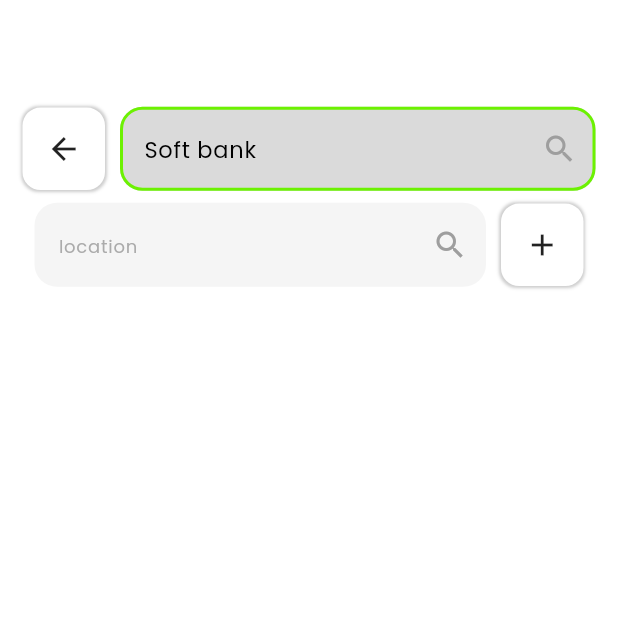
After one commit to Christentimmy/Rider-Eco, a Flutter app: the SoureDestinationScreen screen opened directly, on a phone screen of 412 x 824 dp, the top half of it. The commit adds this screen. Run offline on Flutter 3.47's test engine with Material 3 defaults, Android fonts, the phone set to English and light mode, and no system bars; our stand-ins replace country_code_picker, flutter_svg, get, google_fonts, image_picker, pinput.

Commit message:
source and destination

```diff
--- a/lib/pages/home/home_screen.dart
+++ b/lib/pages/home/home_screen.dart
@@ -1,6 +1,8 @@
 import 'package:flutter/material.dart';
 import 'package:get/get.dart';
+import 'package:rider/pages/home/soure_destination_screen.dart';
 import 'package:rider/resources/colors.dart';
+import 'package:rider/widgets/build_icon_button.dart';
 import 'package:rider/widgets/custom_textfield.dart';
 
 class HomeScreen extends StatelessWidget {
@@ -19,32 +21,19 @@
             height: Get.height,
             fit: BoxFit.cover,
           ),
-          _buildIconButton(),
+          Padding(
+            padding: const EdgeInsets.symmetric(
+              horizontal: 15,
+              vertical: 50,
+            ),
+            child: buildIconButton(
+              icon: Icons.menu,
+              onTap: () {},
+            ),
+          ),
           _buildBottomWidget(),
         ],
       ),
-    );
-  }
-
-  Container _buildIconButton() {
-    return Container(
-      height: 45,
-      width: 45,
-      margin: const EdgeInsets.symmetric(
-        horizontal: 15,
-        vertical: 50,
-      ),
-      decoration: BoxDecoration(
-          borderRadius: BorderRadius.circular(12),
-          color: Colors.white,
-          boxShadow: [
-            BoxShadow(
-              color: Colors.black.withOpacity(0.2),
-              blurRadius: 1,
-              spreadRadius: 1,
-            ),
-          ]),
-      child: const Icon(Icons.menu),
     );
   }
 
@@ -104,6 +93,7 @@
 
   ListTile _buildListTile() {
     return ListTile(
+      onTap: () => Get.to(() => SoureDestinationScreen()),
       contentPadding: EdgeInsets.zero,
       minTileHeight: 40,
       leading: Container(
--- /dev/null
+++ b/lib/pages/home/soure_destination_screen.dart
@@ -0,0 +1,122 @@
+import 'package:flutter/material.dart';
+import 'package:get/get.dart';
+import 'package:pinput/pinput.dart';
+import 'package:rider/resources/colors.dart';
+import 'package:rider/widgets/build_icon_button.dart';
+import 'package:rider/widgets/custom_textfield.dart';
+
+class SoureDestinationScreen extends StatefulWidget {
+  const SoureDestinationScreen({super.key});
+
+  @override
+  State<SoureDestinationScreen> createState() => _SoureDestinationScreenState();
+}
+
+class _SoureDestinationScreenState extends State<SoureDestinationScreen> {
+  final _fromController = TextEditingController();
+
+  final _inputFields = RxList();
+
+  @override
+  void initState() {
+    _inputFields.add(null);
+    super.initState();
+  }
+
+  @override
+  Widget build(BuildContext context) {
+    return Scaffold(
+      backgroundColor: Colors.white,
+      body: SingleChildScrollView(
+        child: Padding(
+          padding: const EdgeInsets.symmetric(
+            horizontal: 15,
+            vertical: 30,
+          ),
+          child: Column(
+            children: [
+              SizedBox(height: Get.height * 0.05),
+              Row(
+                children: [
+                  buildIconButton(
+                    icon: Icons.arrow_back,
+                    onTap: () {},
+                    height: 55,
+                    width: 55,
+                  ),
+                  const SizedBox(width: 10),
+                  Expanded(
+                    child: CustomTextField(
+                      hintText: "Soft bank",
+                      enabledBorder: OutlineInputBorder(
+                          borderRadius: BorderRadius.circular(15),
+                          borderSide: const BorderSide(
+                            width: 2,
+                            color: AppColors.primaryColor,
+                          )),
+                      hintStyle: const TextStyle(
+                        color: Colors.black,
+                        fontSize: 15,
+                      ),
+                      textController: _fromController,
+                      bgColor: const Color(0xffDADADA),
+                      suffixIcon: Icons.search,
+                    ),
+                  ),
+                ],
+              ),
+              Obx(
+                () => ListView.builder(
+                  shrinkWrap: true,
+                  physics: const NeverScrollableScrollPhysics(),
+                  itemCount: _inputFields.length,
+                  itemBuilder: (context, index) {
+                    return Dismissible(
+                      key: ValueKey(index),
+                      onDismissed: (direction) {
+                        _inputFields.removeAt(index);
+                      },
+                      child: Padding(
+                        padding: const EdgeInsets.all(8.0),
+                        child: Row(
+                          children: [
+                            Expanded(
+                              child: CustomTextField(
+
+                                hintText: "location",
+                                enabledBorder: const OutlineInputBorder(
+                                  borderSide: BorderSide.none,
+                                ),
+                                focusedBorder: const OutlineInputBorder(
+                                  borderSide: BorderSide.none,
+                                ),
+                                textController: _fromController,
+                                bgColor: const Color(0xffF5F5F5),
+                                suffixIcon: Icons.search,
+                              ),
+                            ),
+                            index == _inputFields.length - 1
+                                ? buildIconButton(
+                                    icon: Icons.add,
+                                    margin: const EdgeInsets.only(left: 10),
+                                    onTap: () {
+                                      _inputFields.add(null);
+                                    },
+                                    height: 55,
+                                    width: 55,
+                                  )
+                                : const SizedBox(),
+                          ],
+                        ),
+                      ),
+                    );
+                  },
+                ),
+              ),
+            ],
+          ),
+        ),
+      ),
+    );
+  }
+}
--- /dev/null
+++ b/lib/widgets/build_icon_button.dart
@@ -0,0 +1,31 @@
+import 'package:flutter/material.dart';
+
+
+Widget buildIconButton({
+  required IconData icon,
+  EdgeInsetsGeometry? margin,
+  required VoidCallback onTap,
+  double? height,
+  double? width,
+}) {
+  return GestureDetector(
+    onTap: onTap,
+    child: Container(
+      height: height ?? 45,
+      width: width ?? 45,
+      margin: margin,
+      decoration: BoxDecoration(
+        borderRadius: BorderRadius.circular(12),
+        color: Colors.white,
+        boxShadow: [
+          BoxShadow(
+            color: Colors.black.withOpacity(0.2),
+            blurRadius: 1,
+            spreadRadius: 1,
+          ),
+        ],
+      ),
+      child: Icon(icon),
+    ),
+  );
+}
--- a/lib/widgets/custom_textfield.dart
+++ b/lib/widgets/custom_textfield.dart
@@ -12,6 +12,8 @@
   final TextEditingController textController;
   Color? bgColor;
   TextStyle? hintStyle;
+  InputBorder? enabledBorder;
+  InputBorder? focusedBorder;
   CustomTextField({
     super.key,
     required this.hintText,
@@ -22,6 +24,8 @@
     this.textStyle,
     this.bgColor,
     this.hintStyle,
+    this.enabledBorder,
+    this.focusedBorder,
     required this.textController,
   });
 
@@ -51,18 +55,21 @@
               color: Colors.grey,
             ),
           ),
-          hintStyle:  hintStyle ?? const TextStyle(
+          hintStyle: hintStyle ??
+              const TextStyle(
                 fontSize: 12,
                 color: Color.fromARGB(218, 158, 158, 158),
               ),
-          enabledBorder: OutlineInputBorder(
+          enabledBorder: enabledBorder ??
+              OutlineInputBorder(
                 borderRadius: BorderRadius.circular(15),
                 borderSide: const BorderSide(
                   width: 2,
                   color: Colors.grey,
                 ),
               ),
-          focusedBorder: OutlineInputBorder(
+          focusedBorder: focusedBorder ??
+              OutlineInputBorder(
                 borderRadius: BorderRadius.circular(15),
                 borderSide: const BorderSide(
                   width: 2,
```
Also changed, not shown: assets/images/blackcar.png (added), assets/images/image10.png (added), assets/images/image11.png (added), assets/images/map2.png (added), assets/images/yellowcar.png (added). Lines whose indentation alone changed are shown as unchanged.
